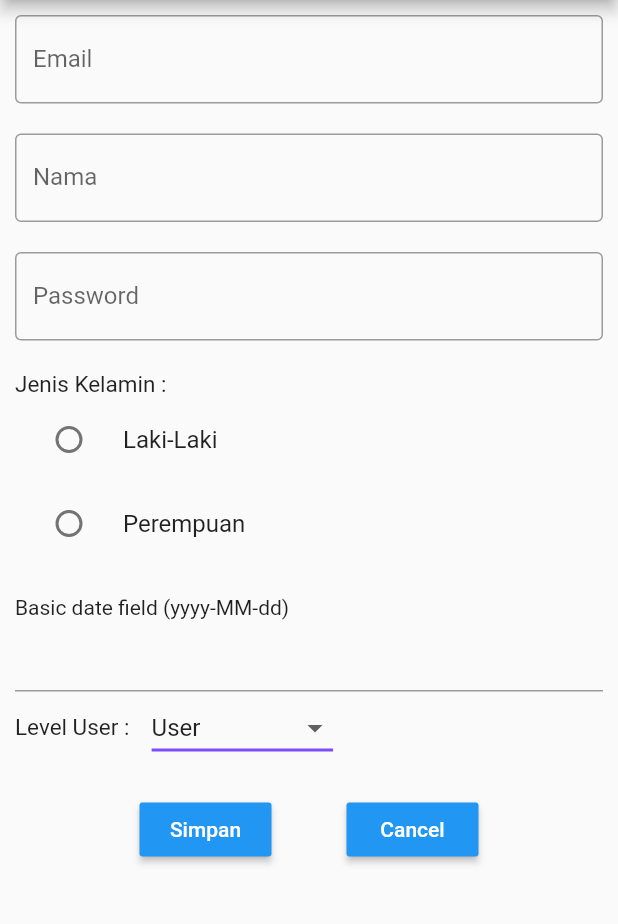
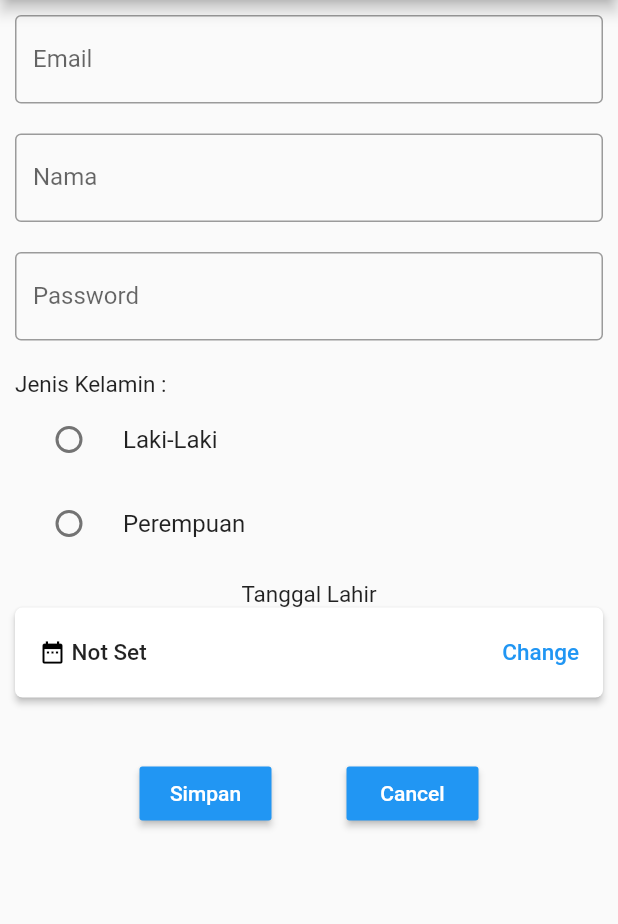
Before and after one commit to kaconk17/flutter_form, a Flutter app: the FormRegister screen opened directly, on a phone screen of 412 x 824 dp, the part 84-1008 px from its top. Run offline on Flutter 3.47's test engine with Material 2 defaults, Android fonts, the phone set to English and light mode, and no system bars; drawn by our look-alikes of datetime_picker_formfield; our stand-ins replace flutter_datetime_picker; accounts and stored records are empty; network calls fail.

Commit message:
IMAGE LIST OF USER

```diff
--- a/lib/main.dart
+++ b/lib/main.dart
@@ -1,5 +1,6 @@
 import 'package:flutter/material.dart';
-import 'package:form/view/form.dart';
+
+import 'package:form/view/listUser.dart';
 
 void main() {
   runApp(new MaterialApp(
@@ -35,7 +36,7 @@ class _MyAppState extends State<MyApp> {
               onTap: () {
                 Navigator.of(context).pop();
                 Navigator.of(context).push(new MaterialPageRoute(
-                    builder: (BuildContext context) => new FormRegister()));
+                    builder: (BuildContext context) => new UserList()));
               },
               child: new ListTile(
                 title: new Text("Register"),
--- a/lib/presenter/presenter.dart
+++ b/lib/presenter/presenter.dart
@@ -1 +1,7 @@
 import 'package:flutter/material.dart';
+import 'package:http/http.dart' as http;
+
+Future<List> getUser() async {
+  final response =
+      await http.get("http://10.0.3.2/pasar_credit/public/api/user");
+}
--- a/lib/view/form.dart
+++ b/lib/view/form.dart
@@ -1,7 +1,7 @@
 import 'package:flutter/material.dart';
 import 'package:form/model/UserModel.dart';
-import 'package:intl/intl.dart';
-import 'package:datetime_picker_formfield/datetime_picker_formfield.dart';
+//import 'package:intl/intl.dart';
+import 'package:flutter_datetime_picker/flutter_datetime_picker.dart';
 
 class FormRegister extends StatefulWidget {
   _FormRegisterState createState() => _FormRegisterState();
@@ -9,26 +9,15 @@ class FormRegister extends StatefulWidget {
 
 class _FormRegisterState extends State<FormRegister> {
   User _user;
-  final dateFormat = DateFormat("yyyy-MM-dd");
+  //final dateFormat = DateFormat("yyyy-MM-dd");
   @override
-  List<String> lvl_user = ["User", "Manager", "Administrator"];
-  String _level = "User";
   String _kelamin = "";
+  String _date = "Not Set";
 
   void _pilihjk(String value) {
     setState(() {
       _kelamin = value;
     });
-  }
-
-  void pilih_level(String value) {
-    setState(() {
-      _level = value;
-    });
-  }
-
-  void _get_user() {
-    _level = _level;
   }
 
   Widget build(BuildContext context) {
@@ -93,44 +82,73 @@ class _FormRegisterState extends State<FormRegister> {
                     activeColor: Colors.blue,
                   ),
                   new Padding(
-                    padding: EdgeInsets.only(top: 20.0),
+                    padding: EdgeInsets.only(top: 10.0),
                   ),
                   Row(
+                    mainAxisAlignment: MainAxisAlignment.center,
                     children: <Widget>[
-                      Text('Basic date field (${dateFormat.pattern})'),
+                      Text(
+                        'Tanggal Lahir',
+                        style: TextStyle(fontSize: 15),
+                      ),
                     ],
                   ),
-                  DateTimeField(
-                    format: dateFormat,
-                    onShowPicker: (context, currentValue) async {
-                      return showDatePicker(
-                          context: context,
-                          firstDate: DateTime(1900),
-                          initialDate: currentValue ?? DateTime.now(),
-                          lastDate: DateTime(2100));
+                  RaisedButton(
+                    shape: RoundedRectangleBorder(
+                        borderRadius: BorderRadius.circular(5.0)),
+                    elevation: 2.0,
+                    onPressed: () {
+                      DatePicker.showDatePicker(context,
+                          theme: DatePickerTheme(
+                            containerHeight: 210.0,
+                          ),
+                          showTitleActions: true,
+                          minTime: DateTime(1960, 1, 1),
+                          maxTime: DateTime.now(), onConfirm: (date) {
+                        print('confirm $date');
+                        _date = '${date.year} - ${date.month} - ${date.day}';
+                        setState(() {});
+                      }, currentTime: DateTime.now(), locale: LocaleType.en);
                     },
+                    child: Container(
+                      alignment: Alignment.center,
+                      height: 60.0,
+                      child: Row(
+                        mainAxisAlignment: MainAxisAlignment.spaceBetween,
+                        children: <Widget>[
+                          Row(
+                            children: <Widget>[
+                              Container(
+                                child: Row(
+                                  children: <Widget>[
+                                    Icon(Icons.date_range,
+                                        size: 18.0, color: Colors.black),
+                                    Text(
+                                      " $_date",
+                                      style: TextStyle(
+                                          //color: Colors.black,
+                                          //fontWeight: FontWeight.bold,
+                                          fontSize: 15.0),
+                                    ),
+                                  ],
+                                ),
+                              )
+                            ],
+                          ),
+                          Text(
+                            "  Change",
+                            style: TextStyle(
+                                color: Colors.blue,
+                                //fontWeight: FontWeight.bold,
+                                fontSize: 15.0),
+                          ),
+                        ],
+                      ),
+                    ),
+                    color: Colors.white,
                   ),
-                  new Row(
-                    children: <Widget>[
-                      new Text(
-                        "Level User :    ",
-                        style: TextStyle(fontSize: 15),
-                      ),
-                      new DropdownButton(
-                        underline: Container(
-                          height: 2,
-                          color: Colors.deepPurpleAccent,
-                        ),
-                        onChanged: (String value) {
-                          pilih_level(value);
-                        },
-                        value: _level,
-                        items: lvl_user.map((String value) {
-                          return new DropdownMenuItem(
-                              value: value, child: new Text(value));
-                        }).toList(),
-                      ),
-                    ],
+                  SizedBox(
+                    height: 20.0,
                   ),
                   new Padding(
                     padding: EdgeInsets.only(top: 20.0),
@@ -146,9 +164,7 @@ class _FormRegisterState extends State<FormRegister> {
                           style: TextStyle(color: Colors.white),
                         ),
                         color: Colors.blue,
-                        onPressed: () {
-                          _get_user();
-                        },
+                        onPressed: () {},
                       ),
                       new Padding(
                         padding: EdgeInsets.only(left: 50),
--- a/pubspec.yaml
+++ b/pubspec.yaml
@@ -23,7 +23,8 @@ dependencies:
   # The following adds the Cupertino Icons font to your application.
   # Use with the CupertinoIcons class for iOS style icons.
   cupertino_icons: ^0.1.2
-  datetime_picker_formfield: ^1.0.0
+  flutter_datetime_picker: 1.2.5
+  http: ^0.12.0+4
 
 dev_dependencies:
   flutter_test:
```
Also changed, not shown: lib/view/listUser.dart (added, +74 -0 lines), pubspec.lock.
